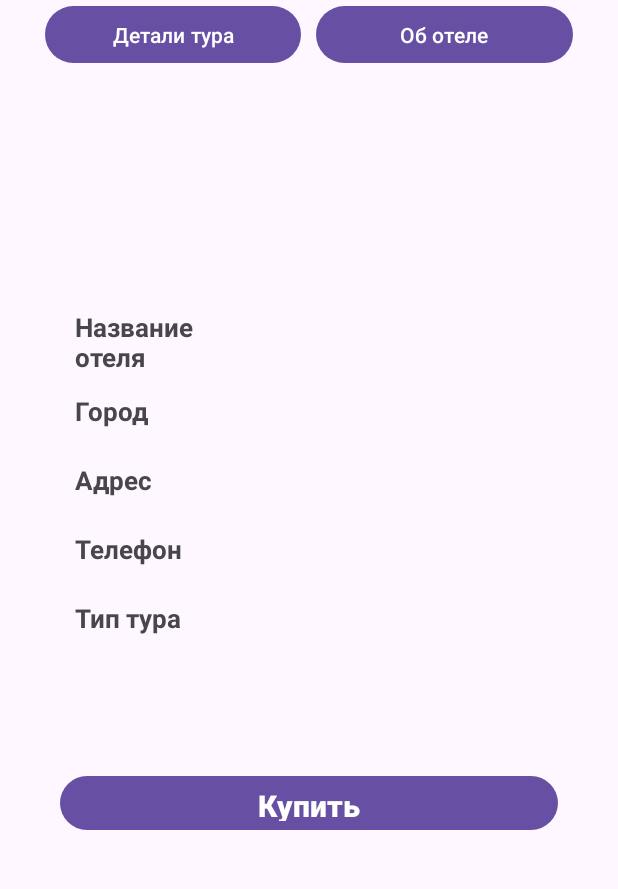
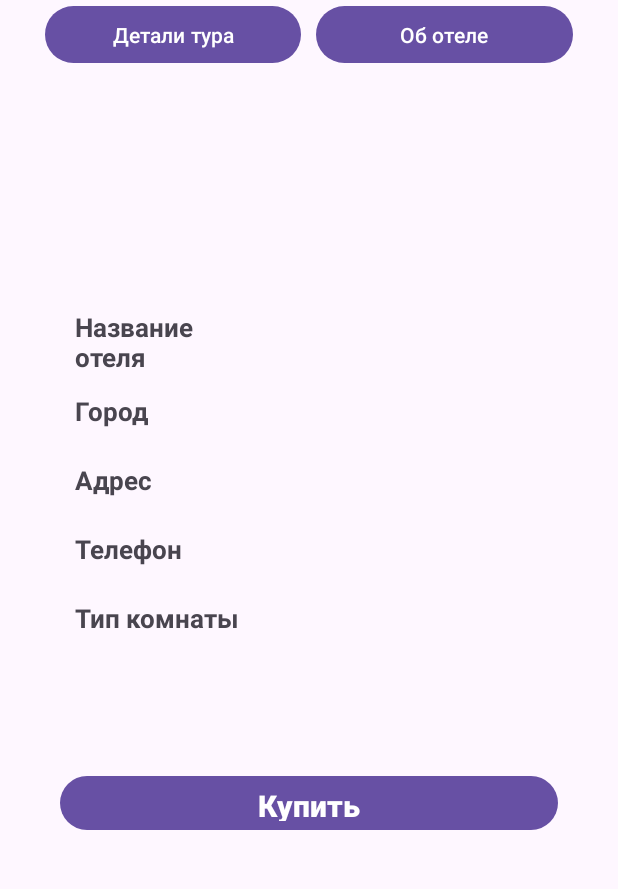
Before and after one commit to kaizer1/HotelCalifornia, an Android app: the FragmentTwo screen opened through its navigation route, on a phone screen of 412 x 824 dp, the part 228-1117 px from its top. Run offline under Robolectric (Android 15) with nearby library versions, the phone set to English and light mode, and no system bars; our stand-ins replace Firebase (no records; nobody signed in at launch, a user with empty details on screens opened directly); 10 statements that could not run were skipped.

Commit message:
Update commit change type room

```diff
--- a/app/src/main/res/values/strings.xml
+++ b/app/src/main/res/values/strings.xml
@@ -12,7 +12,7 @@
     <string name="aa_go_buy">Купить</string>
     <string name="firt_a_text">Fragment_1</string>
     <string name="firt_b_text">Fragment_2</string>
-    <string name="vip_sdf">Тип тура</string>
+    <string name="vip_sdf">Тип комнаты</string>
     <string name="start_tdf">Начало тура</string>
      <string name="end_tdf">Окончание тура</string>
     <string name="price_tdf">Цена тура</string>
```
